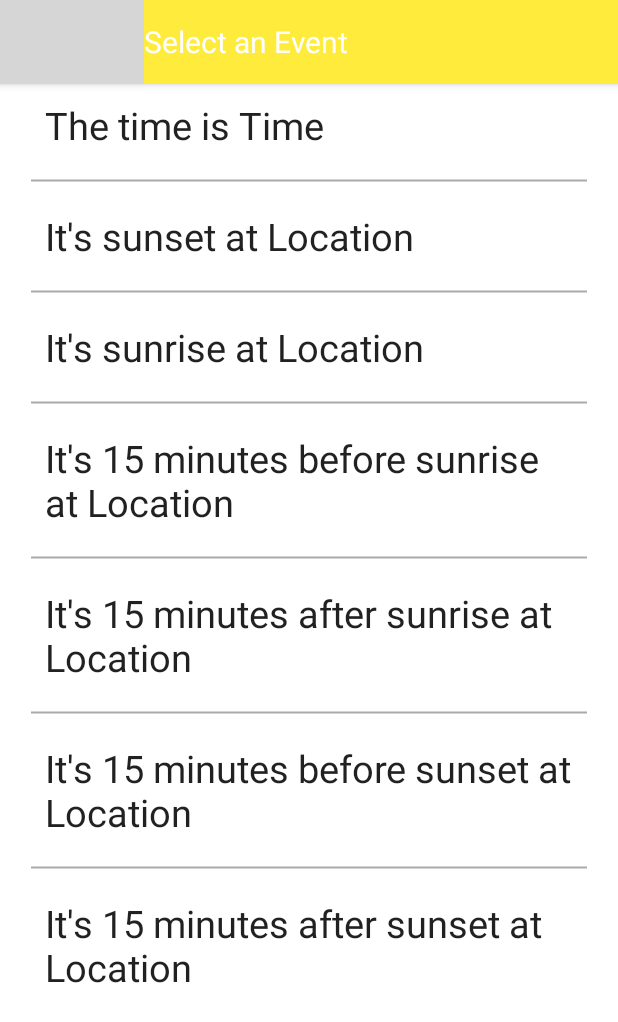
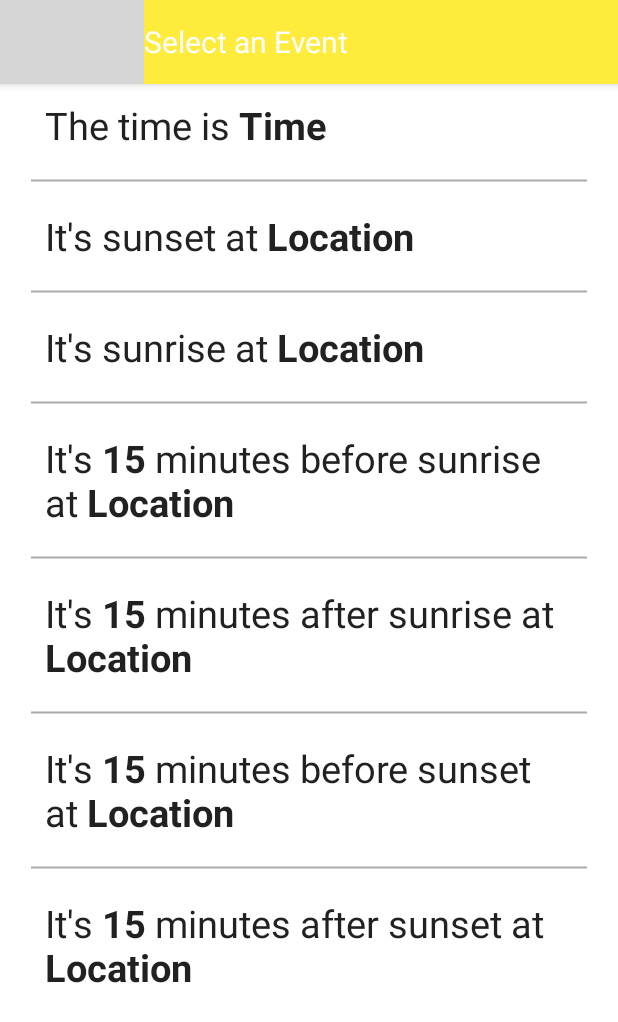
Before and after one commit to Emmanuel-Katwebaze/SmartHomeAndroidApp, an Android app: the SelectEvent screen opened directly, with no data from a screen before it, on a phone screen of 412 x 824 dp. Shown: the top 1022 px of the screen. Run offline under Robolectric (Android 15) with nearby library versions, the phone set to English and light mode, and no system bars; grey boxes are pictures that could not be loaded.

Commit message:
Fourth Commit: Added bold text elements to the Select Event Activity

```diff
--- a/app/src/main/java/com/example/smarthomeapp/SelectEvent.kt
+++ b/app/src/main/java/com/example/smarthomeapp/SelectEvent.kt
@@ -1,8 +1,12 @@
 package com.example.smarthomeapp
 
 import android.content.Intent
+import android.graphics.Typeface
 import androidx.appcompat.app.AppCompatActivity
 import android.os.Bundle
+import android.text.Spannable
+import android.text.SpannableString
+import android.text.style.StyleSpan
 import android.widget.TextView
 import androidx.appcompat.widget.Toolbar
 
@@ -24,6 +28,25 @@ class SelectEvent : AppCompatActivity() {
 
         selectEventTimeTV.setOnClickListener { setTime() }
 
+
+        val textViewList = listOf<TextView>(
+            findViewById(R.id.selectEventTimeTV),
+            findViewById(R.id.selectEventTimeTV2),
+            findViewById(R.id.selectEventTimeTV3),
+            findViewById(R.id.selectEventTimeTV4),
+            findViewById(R.id.selectEventTimeTV5),
+            findViewById(R.id.selectEventTimeTV6),
+            findViewById(R.id.selectEventTimeTV7)
+        )
+
+        for (textView in textViewList) {
+            formatTextView(textView)
+        }
+
+
+
+
+
     }
 
     private fun setTime() {
@@ -31,4 +54,55 @@ class SelectEvent : AppCompatActivity() {
         intent.putExtra("timeSet", true)
         startActivity(intent)
     }
+
+
+
+    fun formatTextView(textView: TextView) {
+        val text = textView.text.toString()
+
+        if (text.contains("Time")) {
+            val spannableString = SpannableString(text)
+            val startIndex = text.indexOf("Time")
+            val endIndex = startIndex + 4 // length of "Time"
+            spannableString.setSpan(
+                StyleSpan(Typeface.BOLD),
+                startIndex,
+                endIndex,
+                Spannable.SPAN_EXCLUSIVE_EXCLUSIVE
+            )
+            textView.text = spannableString
+        } else if (text.contains("15") && text.contains("Location")) {
+            val spannableString = SpannableString(text)
+            val startIndex1 = text.indexOf("15")
+            val endIndex1 = startIndex1 + 2 // length of "15"
+            spannableString.setSpan(
+                StyleSpan(Typeface.BOLD),
+                startIndex1,
+                endIndex1,
+                Spannable.SPAN_EXCLUSIVE_EXCLUSIVE
+            )
+            val startIndex2 = text.indexOf("Location")
+            val endIndex2 = startIndex2 + 8 // length of "Location"
+            spannableString.setSpan(
+                StyleSpan(Typeface.BOLD),
+                startIndex2,
+                endIndex2,
+                Spannable.SPAN_EXCLUSIVE_EXCLUSIVE
+            )
+            textView.text = spannableString
+        } else if (text.contains("Location")) {
+            val spannableString = SpannableString(text)
+            val startIndex = text.indexOf("Location")
+            val endIndex = startIndex + 8 // length of "Location"
+            spannableString.setSpan(
+                StyleSpan(Typeface.BOLD),
+                startIndex,
+                endIndex,
+                Spannable.SPAN_EXCLUSIVE_EXCLUSIVE
+            )
+            textView.text = spannableString
+        }
+    }
+
+
 }
--- a/app/src/main/res/layout/activity_select_event.xml
+++ b/app/src/main/res/layout/activity_select_event.xml
@@ -55,6 +55,7 @@
             android:background="@drawable/border_top" />
 
         <TextView
+            android:id="@+id/selectEventTimeTV2"
             android:layout_width="match_parent"
             android:layout_height="wrap_content"
             android:paddingHorizontal="10dp"
@@ -69,6 +70,7 @@
             android:background="@drawable/border_top" />
 
         <TextView
+            android:id="@+id/selectEventTimeTV3"
             android:layout_width="match_parent"
             android:layout_height="wrap_content"
             android:paddingHorizontal="10dp"
@@ -84,6 +86,7 @@
             android:background="@drawable/border_top" />
 
         <TextView
+            android:id="@+id/selectEventTimeTV4"
             android:layout_width="match_parent"
             android:layout_height="wrap_content"
             android:paddingHorizontal="10dp"
@@ -99,6 +102,7 @@
             android:background="@drawable/border_top" />
 
         <TextView
+            android:id="@+id/selectEventTimeTV5"
             android:layout_width="match_parent"
             android:layout_height="wrap_content"
             android:paddingHorizontal="10dp"
@@ -114,6 +118,7 @@
             android:background="@drawable/border_top" />
 
         <TextView
+            android:id="@+id/selectEventTimeTV6"
             android:layout_width="match_parent"
             android:layout_height="wrap_content"
             android:paddingHorizontal="10dp"
@@ -129,6 +134,7 @@
             android:background="@drawable/border_top" />
 
         <TextView
+            android:id="@+id/selectEventTimeTV7"
             android:layout_width="match_parent"
             android:layout_height="wrap_content"
             android:paddingHorizontal="10dp"
```
